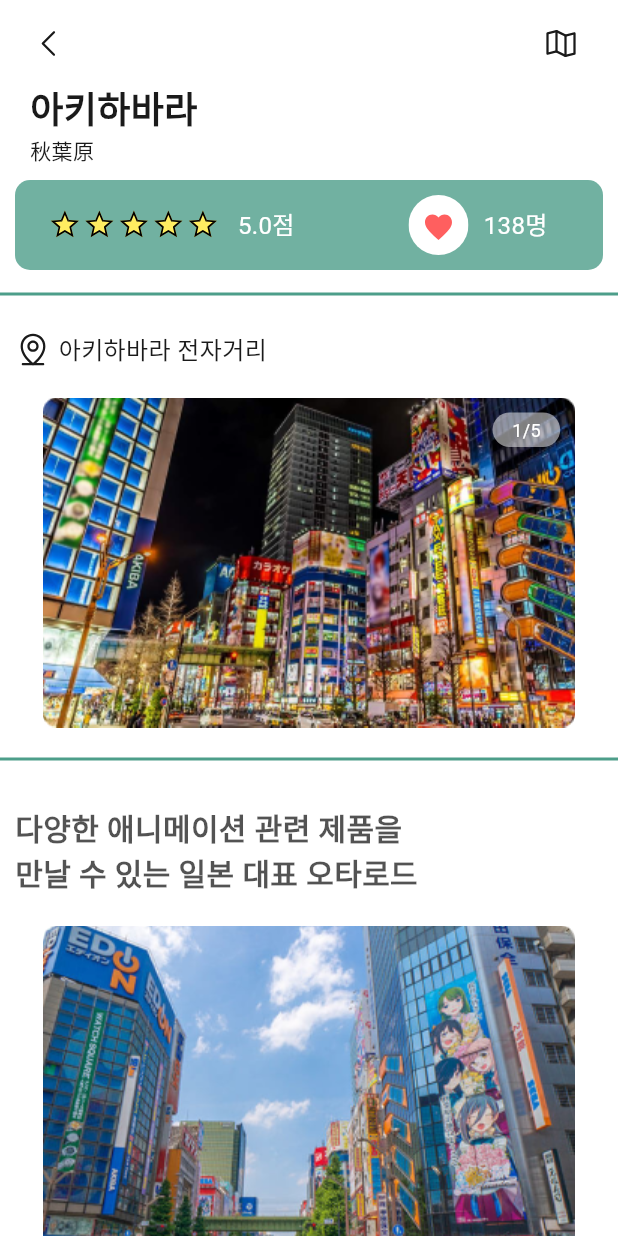
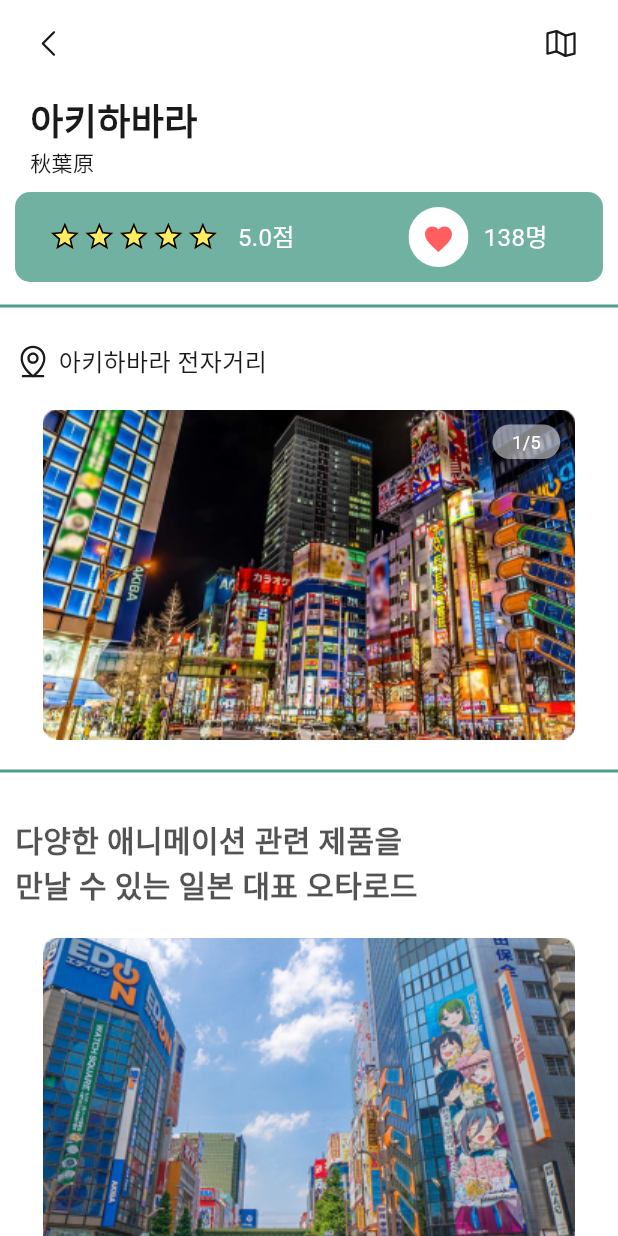
Before and after one commit to Popoisthebest/school_trip_app, a Flutter app: the screen it shows after launch, on a phone screen of 412 x 824 dp. Run offline on Flutter 3.47's test engine with Material 3 defaults, Android fonts, the light colour scheme and no system bars; our stand-ins replace connectivity_plus, flutter_svg, google_maps_flutter; Roboto replaces fonts that are missing (Ownglyph okticon).

Commit message:
[fix] AppBar Container Padding Fix

```diff
--- a/lib/widgets/travel_screens/custom_app_bar.dart
+++ b/lib/widgets/travel_screens/custom_app_bar.dart
@@ -4,7 +4,7 @@ import 'package:flutter_svg/svg.dart';
 Widget buildCustomAppBar() {
   return SafeArea(
     child: Padding(
-      padding: const EdgeInsets.only(top: 17.0, left: 21, right: 26),
+      padding: const EdgeInsets.only(top: 17.0, left: 21, right: 26, bottom: 8),
       child: Container(
         color: Colors.white,
         child: Row(
```
